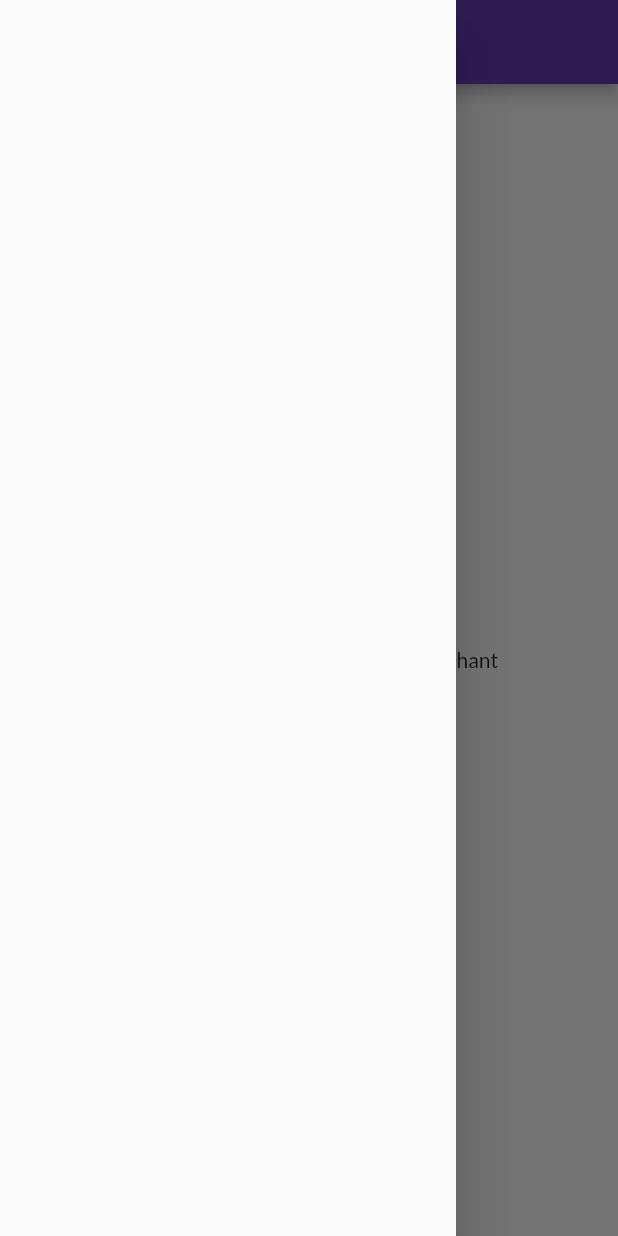
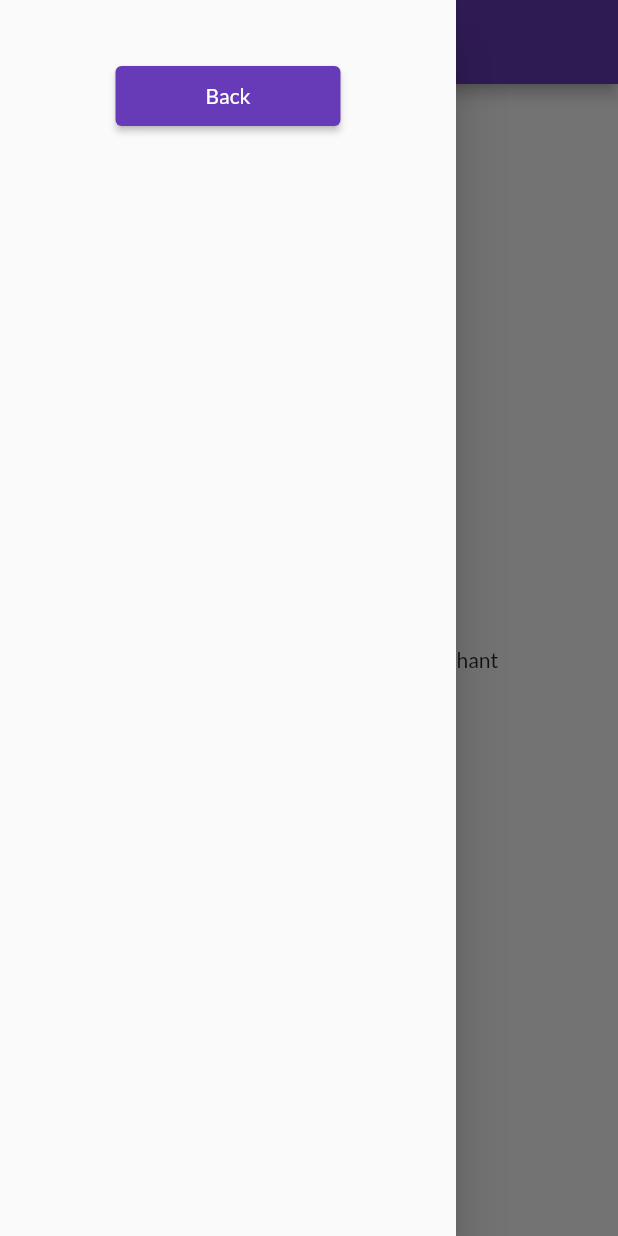
Before and after one commit to Nishant0076/LearnFlutter, a Flutter app: the HomePage screen opened by its route, with the side drawer open, on a phone screen of 412 x 824 dp. Run offline on Flutter 3.47's test engine with Material 2 defaults, Android fonts, the phone set to English and light mode, and no system bars; our stand-ins replace google_fonts.

Commit message:
Completed Day5

```diff
--- a/lib/pages/home_page.dart
+++ b/lib/pages/home_page.dart
@@ -1,3 +1,4 @@
+import 'package:first_app/utils/routes.dart';
 import 'package:flutter/material.dart';
 
 class HomePage extends StatelessWidget {
@@ -17,7 +18,22 @@ class HomePage extends StatelessWidget {
           child: Text("Welcome to $days days of Flutter by $name"),
         ),
       ),
-      drawer: Drawer(),
+      drawer: Drawer(
+          child: Column(
+        children: [
+          SizedBox(
+            height: 40.0,
+          ),
+          ElevatedButton(
+              child: Text("Back"),
+              style: TextButton.styleFrom(
+                minimumSize: Size(150, 40),
+              ),
+              onPressed: () {
+                Navigator.pushNamed(context, MyRoutes.loginRoute);
+              })
+        ],
+      )),
     );
   }
 }
--- /dev/null
+++ b/lib/utils/routes.dart
@@ -0,0 +1,4 @@
+class MyRoutes {
+  static String loginRoute = "/login";
+  static String homeRoute = "/home";
+}
```
Also changed, not shown: lib/main.dart (+4 -3 lines), lib/pages/login_page.dart (+14 -10 lines).
